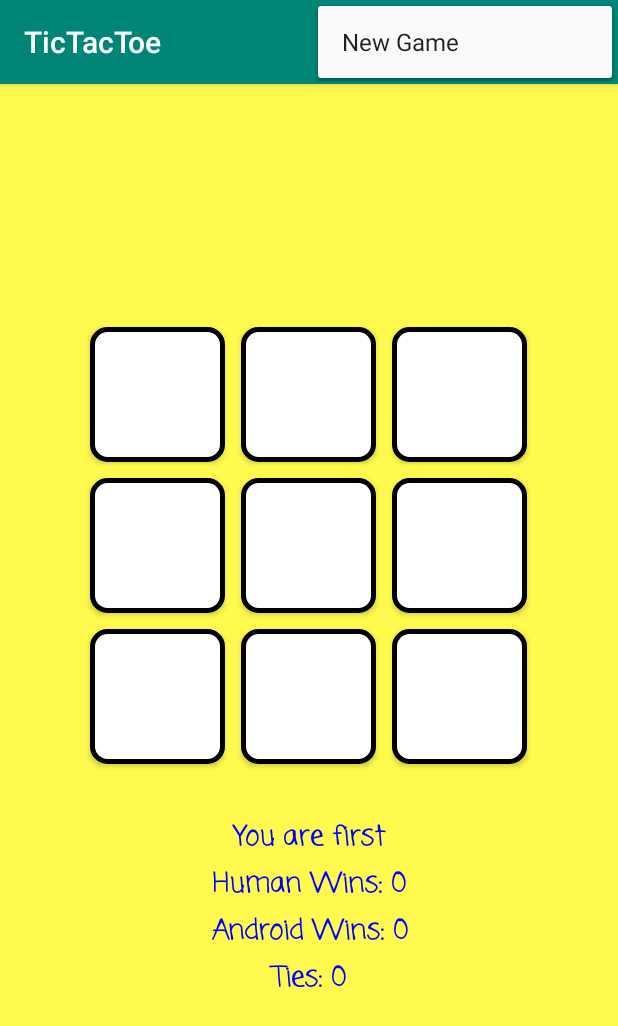
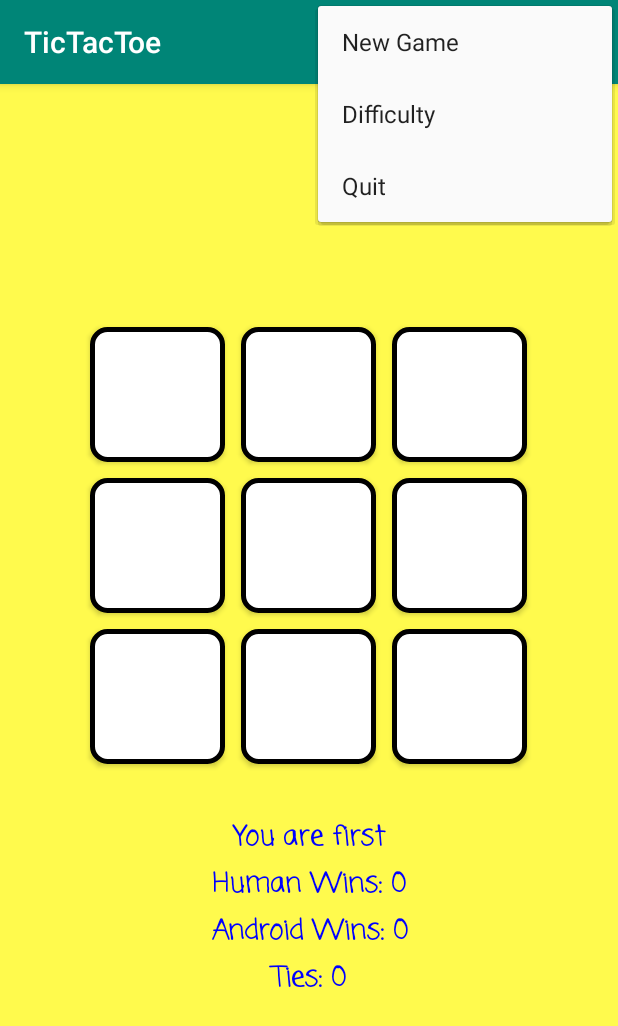
Before and after one commit to mamurciac/MobileApplicationsChallenges, an Android app: the screen it shows after launch (TicTacToeActivity), with the options menu open, on a phone screen of 412 x 824 dp. Shown: the top 1026 px of the screen. Run offline under Robolectric (Android 15) with nearby library versions, the phone set to English and light mode, and no system bars.

Commit message:
Game with Difficulty Levels

```diff
--- /dev/null
+++ b/Challenge3_TicTacToe/app/src/main/res/menu/options_menu.xml
@@ -0,0 +1,11 @@
+<menu xmlns:android="http://schemas.android.com/apk/res/android">
+    <item android:id="@+id/new_game"
+        android:title="New Game"
+        android:icon="@drawable/icon_new_game"/>
+    <item android:id="@+id/ai_difficulty"
+        android:title="Difficulty"
+        android:icon="@drawable/icon_difficulty"/>
+    <item android:id="@+id/quit"
+        android:title="Quit"
+        android:icon="@drawable/icon_exit"/>
+</menu>
--- a/Challenge3_TicTacToe/app/src/main/res/values/strings.xml
+++ b/Challenge3_TicTacToe/app/src/main/res/values/strings.xml
@@ -8,4 +8,8 @@
     <string name="result_tie">It\'s a tie</string>
     <string name="result_human_wins">¡¡You won!!</string>
     <string name="result_computer_wins">¡¡Android won!!</string>
+    <string name="difficulty_choose">Choose a Difficulty Level</string>
+    <string name="difficulty_easy">Easy</string>
+    <string name="difficulty_medium">Medium</string>
+    <string name="difficulty_hard">Hard</string>
 </resources>
```
Also changed, not shown: Challenge3_TicTacToe/app/src/main/java/mamurciac/unal/edu/co/challenge3_tictactoe/TicTacToeActivity.java (+39 -5 lines), Challenge3_TicTacToe/app/src/main/java/mamurciac/unal/edu/co/challenge3_tictactoe/TicTacToeGame.java (+37 -0 lines), Challenge3_TicTacToe/app/src/main/res/drawable/icon_difficulty.png (added), Challenge3_TicTacToe/app/src/main/res/drawable/icon_exit.png (added), Challenge3_TicTacToe/app/src/main/res/drawable/icon_new_game.png (added).
